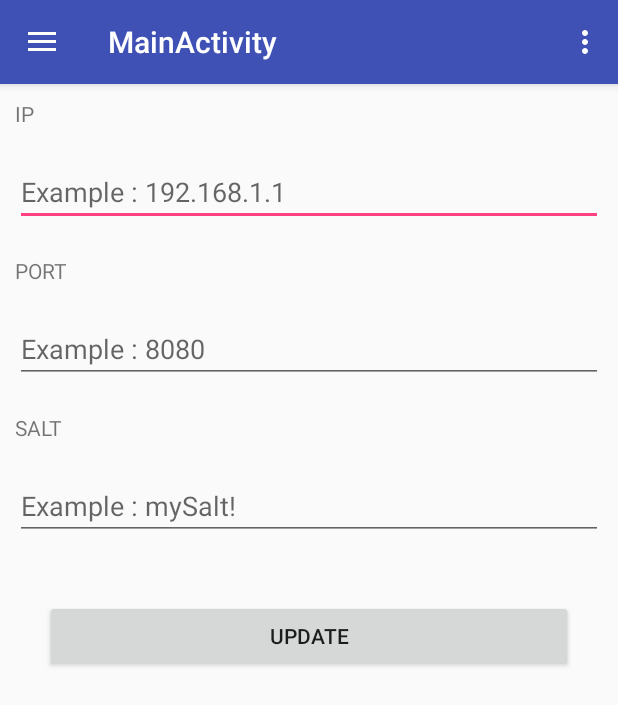
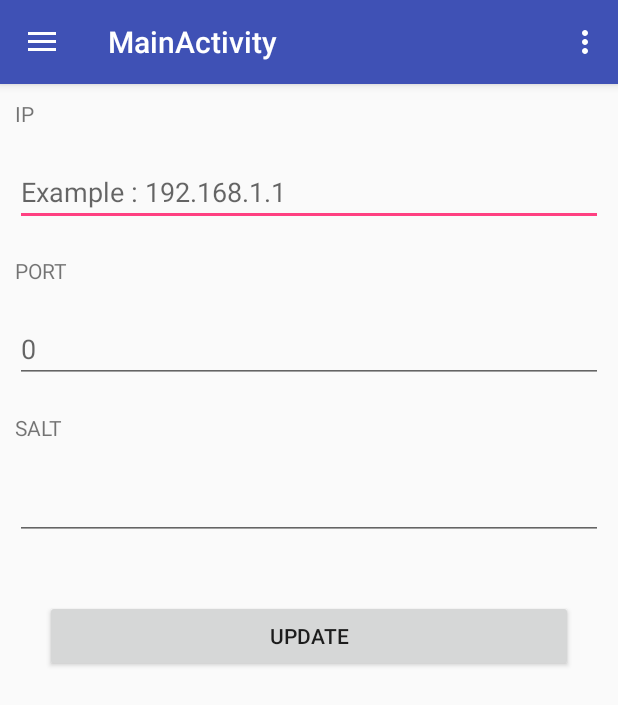
Before and after one commit to SeimuPVE/DomosSystemsV3, an Android app: the HomeFragment screen opened directly, with no data from a screen before it, in the side drawer, after a tap on "Settings", on a phone screen of 412 x 824 dp. Shown: the top 705 px of the screen. Run offline under Robolectric (Android 15) with nearby library versions, the phone set to English and light mode, and no system bars; libraries missing offline, so code that uses them is left out: io.github.yavski.fabspeeddial; 2 statements that could not run were skipped.

Commit message:
Adding redirection when edditing settings and correcting errors.

```diff
--- a/DomosApp/app/src/main/java/domosapp/activities/LoginActivity.java
+++ b/DomosApp/app/src/main/java/domosapp/activities/LoginActivity.java
@@ -3,7 +3,6 @@ package domosapp.activities;
 import android.content.Intent;
 import android.support.v7.app.AppCompatActivity;
 import android.os.Bundle;
-import android.util.Log;
 import android.view.View;
 import android.widget.Button;
 import android.widget.EditText;
--- a/DomosApp/app/src/main/java/domosapp/activities/MainActivity.java
+++ b/DomosApp/app/src/main/java/domosapp/activities/MainActivity.java
@@ -23,8 +23,8 @@ import domosapp.fragments.SettingsFragment;
 import domosapp.models.User;
 
 
-public class MainActivity extends AppCompatActivity
-        implements NavigationView.OnNavigationItemSelectedListener {
+public class MainActivity extends AppCompatActivity implements NavigationView.OnNavigationItemSelectedListener {
+    private static FragmentManager fragmentManager;
 
     @Override
     protected void onCreate(Bundle savedInstanceState) {
@@ -86,7 +86,7 @@ public class MainActivity extends AppCompatActivity
     public boolean onNavigationItemSelected(@NonNull MenuItem item) {
         // Handle navigation view item clicks here.
         int id = item.getItemId();
-        FragmentManager fragmentManager = getSupportFragmentManager();
+        fragmentManager = getSupportFragmentManager();
 
         if (id == R.id.nav_account)
             fragmentManager.beginTransaction().replace(R.id.content_frame, new AccountFragment()).commit();
@@ -102,4 +102,8 @@ public class MainActivity extends AppCompatActivity
 
         return true;
     }
+
+    public static void launchHomeActivity() {
+        fragmentManager.beginTransaction().replace(R.id.content_frame, new HomeFragment()).commit();
+    }
 }
--- a/DomosApp/app/src/main/java/domosapp/adapters/SettingsDatabaseAdapter.java
+++ b/DomosApp/app/src/main/java/domosapp/adapters/SettingsDatabaseAdapter.java
@@ -4,7 +4,6 @@ import android.content.ContentValues;
 import android.content.Context;
 import android.database.Cursor;
 import android.database.sqlite.SQLiteDatabase;
-import android.util.Log;
 import android.widget.Toast;
 
 import com.domosapp.R;
@@ -40,7 +39,6 @@ public class SettingsDatabaseAdapter {
 
         // Insert the row into your table.
         db.insert(Constants.SETTINGS_TABLE_NAME, null, newValues);
-        db.close();
 
         Toast.makeText(context, context.getString(R.string.settings_saved), Toast.LENGTH_LONG).show();
     }
@@ -48,7 +46,6 @@ public class SettingsDatabaseAdapter {
     public void deleteSettings() {
         db = dbHelper.getWritableDatabase();
         db.delete(Constants.SETTINGS_TABLE_NAME, null, null);
-        db.close();
     }
 
     public static Settings getSettings() {
--- a/DomosApp/app/src/main/java/domosapp/fragments/SettingsFragment.java
+++ b/DomosApp/app/src/main/java/domosapp/fragments/SettingsFragment.java
@@ -5,16 +5,15 @@ import android.os.Bundle;
 import android.support.annotation.Nullable;
 import android.support.v4.app.Fragment;
 import android.text.TextUtils;
-import android.util.Log;
 import android.view.LayoutInflater;
 import android.view.View;
 import android.view.ViewGroup;
 import android.widget.Button;
 import android.widget.EditText;
-import android.widget.Toast;
 
 import com.domosapp.R;
 
+import domosapp.activities.MainActivity;
 import domosapp.adapters.SettingsDatabaseAdapter;
 
 
@@ -26,8 +25,18 @@ public class SettingsFragment extends Fragment {
         view = inflater.inflate(R.layout.settings_fragment, container, false);
         Button button = view.findViewById(R.id.btn_settings_update);
 
-        // TODO : manage empty settings.
+        // Set hints.
+        EditText text_ip = view.findViewById(R.id.editTextIP);
+        EditText text_port = view.findViewById(R.id.editTextPORT);
+        EditText text_salt = view.findViewById(R.id.editTextSALT);
 
+        if(SettingsDatabaseAdapter.getSettings() != null) {
+            text_ip.setHint(SettingsDatabaseAdapter.getSettings().getIp());
+            text_port.setHint(String.valueOf(SettingsDatabaseAdapter.getSettings().getPort()));
+            text_salt.setHint(SettingsDatabaseAdapter.getSettings().getSalt());
+        }
+
+        // Set onClick.
         button.setOnClickListener(new View.OnClickListener() {
             @Override
             public void onClick(View v) {
@@ -35,8 +44,8 @@ public class SettingsFragment extends Fragment {
                 EditText text_port = view.findViewById(R.id.editTextPORT);
                 EditText text_salt = view.findViewById(R.id.editTextSALT);
 
-                String ip = "192.168.1.1", salt = ""; // TODO : change default values.
-                int port = 8080;
+                String ip = text_ip.getHint().toString(), salt = "";
+                int port = Integer.valueOf(text_port.getHint().toString());
 
                 if(!TextUtils.isEmpty(text_ip.getText().toString()))
                     ip = text_ip.getText().toString();
@@ -47,8 +56,7 @@ public class SettingsFragment extends Fragment {
 
                 settingsDatabaseAdapter.insertSettings(ip, port, salt);
 
-                Toast.makeText(getContext(), "Settings added !", Toast.LENGTH_SHORT).show(); // TODO : export text.
-                // TODO : redirect on Home.
+                MainActivity.launchHomeActivity();
             }
         });
 
--- a/DomosApp/app/src/main/java/domosapp/utils/AsyncNetworking.java
+++ b/DomosApp/app/src/main/java/domosapp/utils/AsyncNetworking.java
@@ -3,7 +3,6 @@ package domosapp.utils;
 import android.annotation.SuppressLint;
 import android.content.Context;
 import android.os.AsyncTask;
-import android.util.Log;
 import android.widget.Toast;
 
 import java.io.BufferedReader;
```
